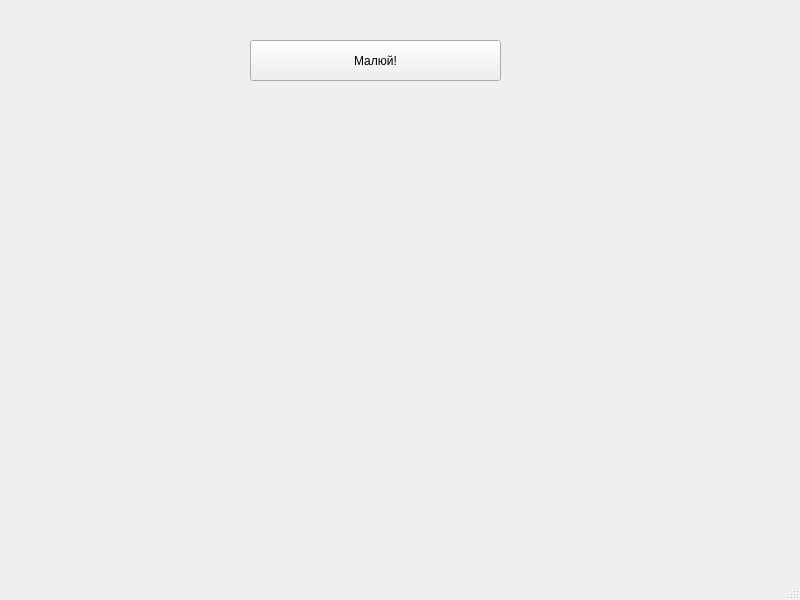
ffufcok/YANDEX.TUTORIAL, file Git и желтые окружности.ui: the form before one commit.
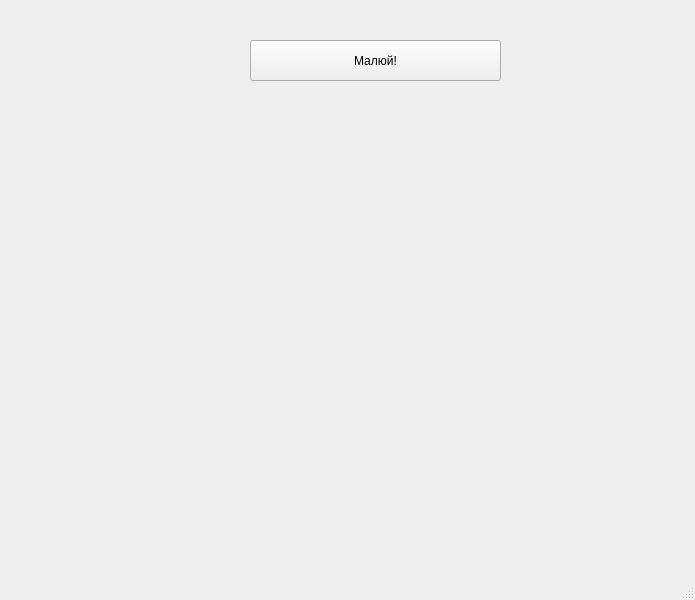
The form after the commit.

Commit message: John, tol063115@mail.ru

```diff
--- a/Git и желтые окружности.ui
+++ b/Git и желтые окружности.ui
@@ -6,7 +6,7 @@
    <rect>
     <x>0</x>
     <y>0</y>
-    <width>800</width>
+    <width>695</width>
     <height>600</height>
    </rect>
   </property>
```
Left out of the diff: 4 changed lines with no effect on the pictures. The commit also changes 1 other file.
